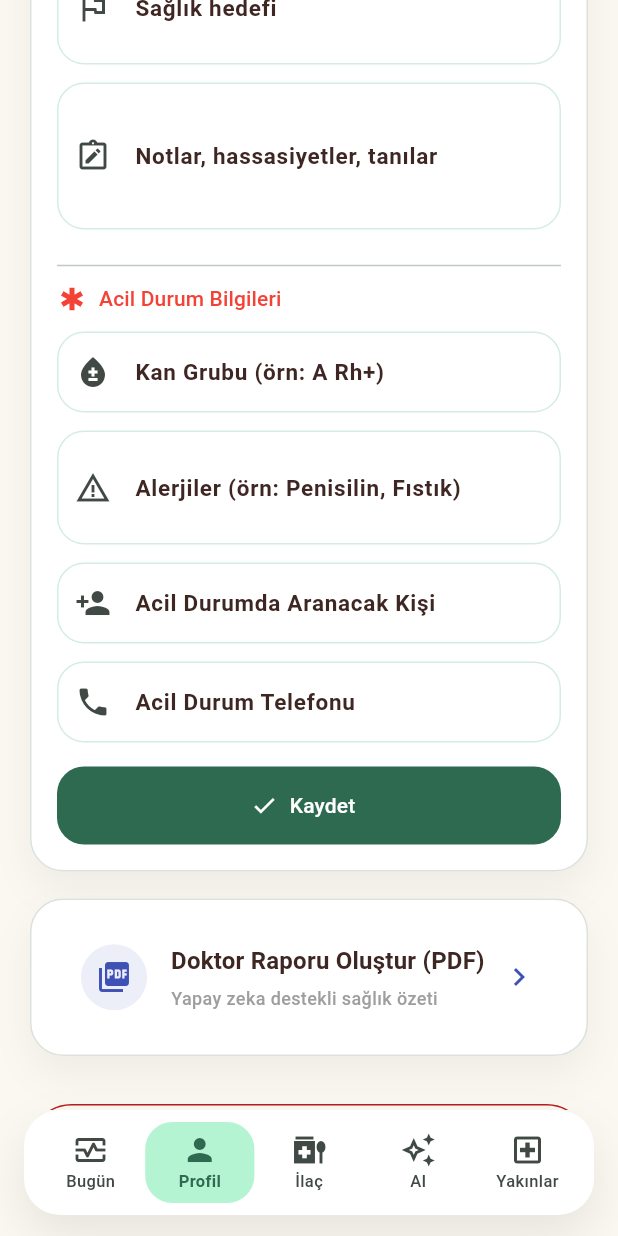
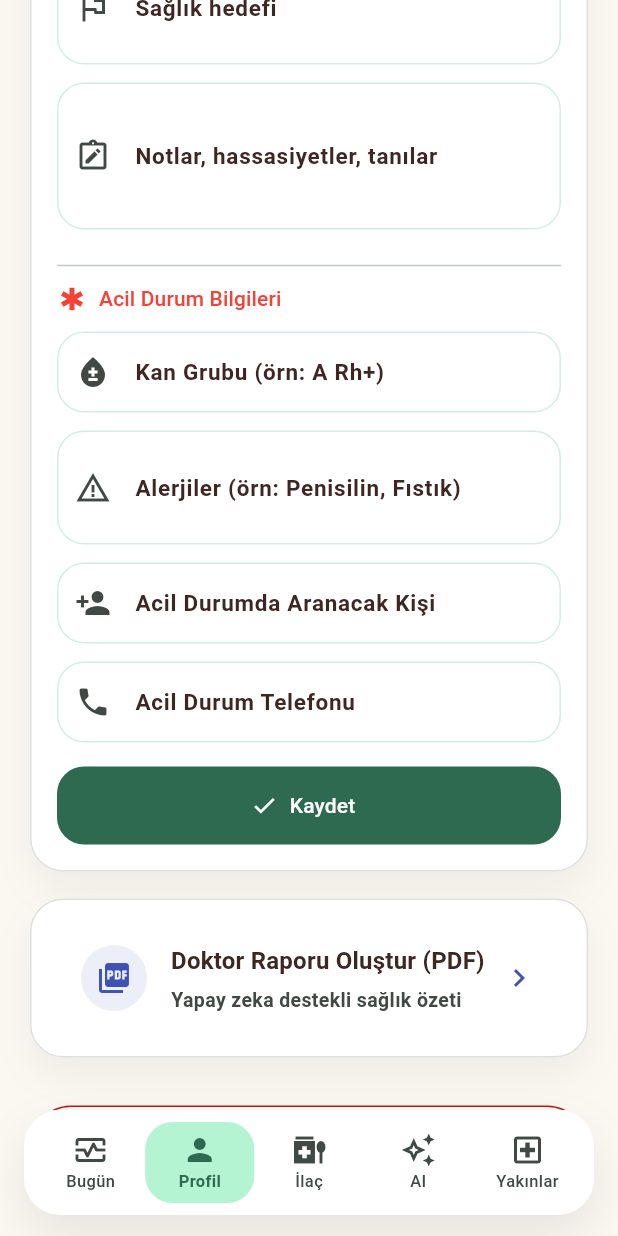
Before and after one commit to gorkemcolakk/Aura-Health-Personal-Assistant, a Flutter app: the AuraShell screen opened directly, item 2 of the bottom bar chosen, scrolled down 576 dp, on a phone screen of 412 x 824 dp. Run offline on Flutter 3.47's test engine with Material 3 defaults, Android fonts, the phone set to English and light mode, and no system bars; our stand-ins replace fl_chart, flutter_local_notifications, flutter_map, geolocator, latlong2, local_auth and 5 more; missing offline and left inert: local_auth_android, local_auth_darwin; accounts and stored records are empty.

Commit message:
style: make profile screen PDF subtitle bolder and darker

```diff
--- a/lib/src/screens/profile_screen.dart
+++ b/lib/src/screens/profile_screen.dart
@@ -375,7 +375,11 @@ class _ProfileScreenState extends State<ProfileScreen> {
                           const SizedBox(height: 4),
                           Text(
                             controller.tr('prof_pdf_sub'),
-                            style: const TextStyle(color: Colors.grey, fontSize: 12),
+                            style: TextStyle(
+                              color: Theme.of(context).colorScheme.onSurfaceVariant,
+                              fontWeight: FontWeight.w600,
+                              fontSize: 13,
+                            ),
                           ),
                         ],
                       ),
```
